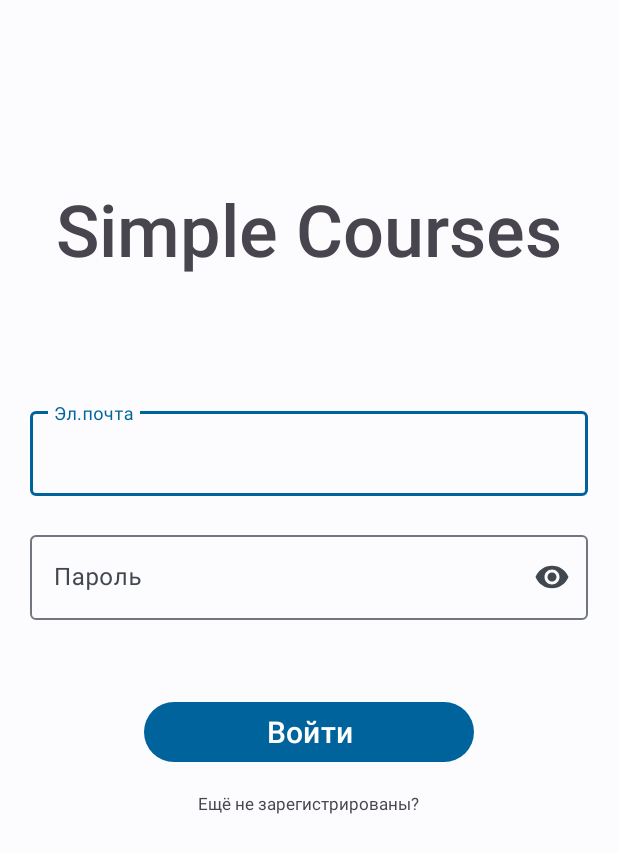
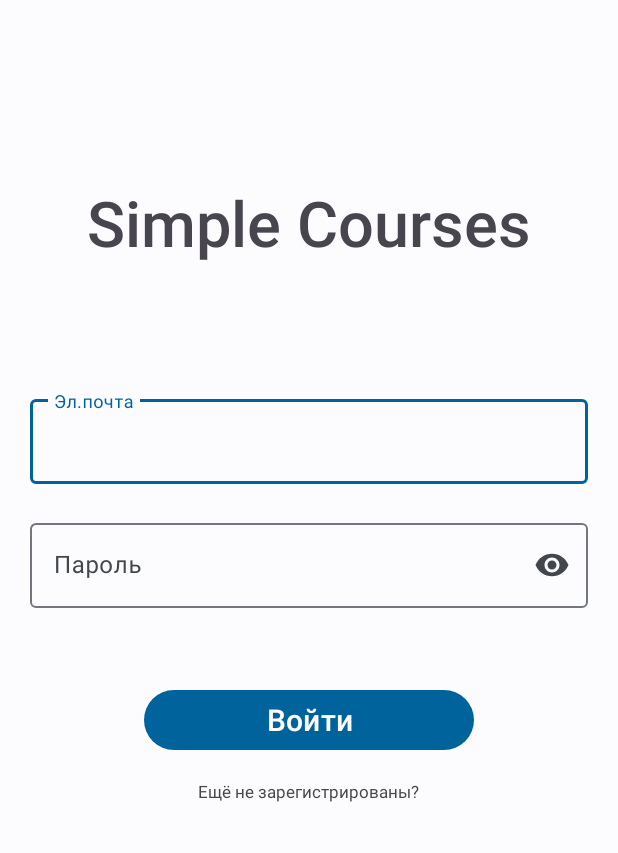
Before and after one commit to WilFull/Simple_Courses, an Android app: the screen it shows after launch (MainActivity), on a phone screen of 412 x 824 dp. Shown: the top 853 px of the screen. Run offline under Robolectric (Android 15) with nearby library versions, the phone set to English and light mode, and no system bars.

```diff
--- a/app/src/main/java/com/example/simplecourses/MainActivity.kt
+++ b/app/src/main/java/com/example/simplecourses/MainActivity.kt
@@ -3,12 +3,15 @@ package com.example.simplecourses
 import androidx.appcompat.app.AppCompatActivity
 import android.os.Bundle
 import androidx.fragment.app.Fragment
+import androidx.navigation.NavController
+import androidx.navigation.findNavController
+import androidx.navigation.fragment.NavHostFragment
 
 class MainActivity : AppCompatActivity() {
+
     override fun onCreate(savedInstanceState: Bundle?) {
         super.onCreate(savedInstanceState)
         setContentView(R.layout.fragment_authorization)
 
-
     }
 }
--- a/app/src/main/res/layout/fragment_authorization.xml
+++ b/app/src/main/res/layout/fragment_authorization.xml
@@ -12,7 +12,7 @@
         android:layout_marginTop="120dp"
         android:fontFamily="sans-serif-medium"
         android:text="@string/app_name"
-        android:textSize="48sp"
+        android:textSize="42sp"
         app:layout_constraintEnd_toEndOf="parent"
         app:layout_constraintHorizontal_bias="0.5"
         app:layout_constraintStart_toStartOf="parent"
--- a/app/src/main/res/layout/fragment_register.xml
+++ b/app/src/main/res/layout/fragment_register.xml
@@ -83,7 +83,7 @@
         android:layout_width="32dp"
         android:layout_height="32dp"
         android:layout_marginStart="16dp"
-        android:layout_marginTop="24dp"
+        android:layout_marginTop="20dp"
         android:src="@drawable/arrow_back"
         app:layout_constraintStart_toStartOf="parent"
         app:layout_constraintTop_toTopOf="parent"
```
Also changed, not shown: app/src/main/java/com/example/simplecourses/AuthorizationFragment.kt (+5 -6 lines).
